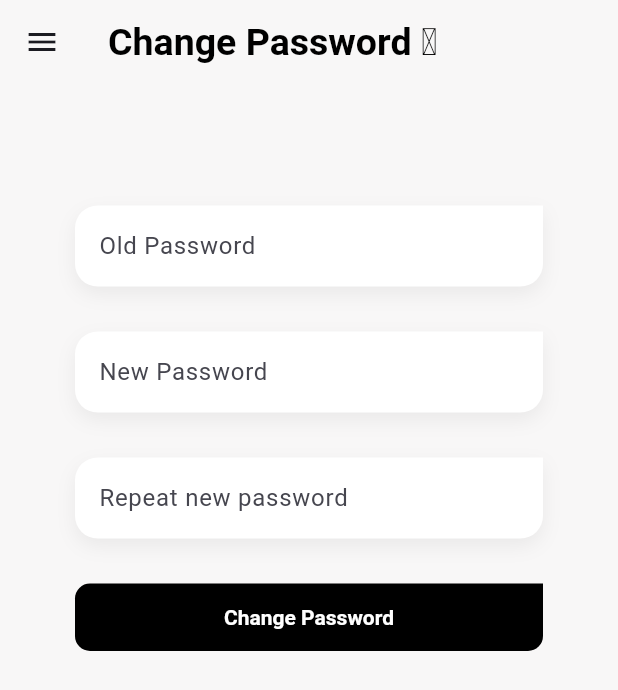
After one commit to hawks-atlanta/frontend-flutter, a Flutter app: the AccountPasswordScreen screen opened by its route, on a phone screen of 412 x 824 dp. The commit adds this screen. Shown: the top 690 px of the screen. Run offline on Flutter 3.47's test engine with Material 3 defaults, Android fonts, the phone set to English and light mode, and no system bars; our stand-ins replace auto_size_text, dio, file_picker, flutter_dotenv, flutter_local_notifications, flutter_riverpod and 5 more; accounts and stored records are empty; statements that could not run were skipped; project files that could hold a hidden picture were left out.

Commit message:
✨feat!: account password change added (#40)

```diff
--- a/lib/config/router/app_router.dart
+++ b/lib/config/router/app_router.dart
@@ -2,6 +2,7 @@ import 'package:flutter_riverpod/flutter_riverpod.dart';
 import 'package:go_router/go_router.dart';
 import 'package:login_mobile/features/auth/auth.dart';
 import 'package:login_mobile/features/auth/presentation/providers/auth_provider.dart';
+import 'package:login_mobile/features/auth/presentation/screens/account_password.dart';
 import 'package:login_mobile/features/drive/files_drive.dart';
 import 'app_router_notifier.dart';
 
@@ -37,6 +38,10 @@ final goRouterProvider = Provider((ref) {
         path: '/share',
         builder: (context, state) => const ShareScreen(),
       ),
+      GoRoute(
+        path: '/account/password',
+        builder: (context, state) => const AccountPasswordScreen(),
+      )
     ],
     redirect: (context, state) {
       final isGoingTo = state.matchedLocation;
--- /dev/null
+++ b/lib/features/auth/presentation/screens/account_password.dart
@@ -0,0 +1,106 @@
+import 'package:auto_size_text/auto_size_text.dart';
+import 'package:flutter/material.dart';
+import 'package:flutter_riverpod/flutter_riverpod.dart';
+import 'package:login_mobile/features/drive/presentation/providers/account_password_provider.dart';
+import 'package:login_mobile/features/drive/presentation/providers/auth_account_provider.dart';
+import 'package:login_mobile/features/shared/shared.dart';
+
+class AccountPasswordScreen extends StatelessWidget {
+  const AccountPasswordScreen({super.key});
+
+  @override
+  Widget build(BuildContext context) {
+    final size = MediaQuery.of(context).size;
+    final scaffoldKey = GlobalKey<ScaffoldState>();
+
+    return Scaffold(
+        drawer: SideMenu(scaffoldKey: scaffoldKey),
+        appBar: AppBar(
+          title: const Text('Change Password 𐃶'),
+        ),
+        body: SizedBox(
+          height:
+              size.height - 250, //- 260, // 80 los dos sizebox y 100 el ícono
+          width: double.infinity, child: const _AccountPasswordForm(),
+        ));
+  }
+}
+
+class _AccountPasswordForm extends ConsumerWidget {
+  const _AccountPasswordForm();
+
+  void showSnackbar(BuildContext context, String message) {
+    ScaffoldMessenger.of(context).hideCurrentSnackBar();
+    ScaffoldMessenger.of(context).showSnackBar(SnackBar(
+      content: Text(message),
+      backgroundColor: Colors.red,
+    ));
+  }
+
+  @override
+  Widget build(BuildContext context, WidgetRef ref) {
+    final textStyles = Theme.of(context).textTheme;
+    final accountPasswordForm = ref.watch(accountFormPassProvider);
+    final accountPassState = ref.watch(accountPassProvider);
+
+    ref.listen(accountPassProvider, (previous, next) {
+      if (next.errorMessage.isEmpty) return;
+      showSnackbar(context, next.errorMessage);
+    });
+
+    return Padding(
+      padding: const EdgeInsets.symmetric(horizontal: 50),
+      child: Column(mainAxisAlignment: MainAxisAlignment.start, children: [
+        const SizedBox(height: 30),
+        AutoSizeText(
+          accountPassState.changeSuccess ? 'Password changed successfully' : '',
+          style: textStyles.bodyMedium,
+          maxLines: 1,
+        ),
+        const SizedBox(height: 30),
+        CustomTextFormField(
+          label: 'Old Password',
+          obscureText: true,
+          onChanged:
+              ref.read(accountFormPassProvider.notifier).onOldPasswordChange,
+          errorMessage: accountPasswordForm.isFormPosted
+              ? accountPasswordForm.oldpassword.errorMessage
+              : null,
+        ),
+        const SizedBox(height: 30),
+        CustomTextFormField(
+          label: 'New Password',
+          obscureText: true,
+          onChanged:
+              ref.read(accountFormPassProvider.notifier).onNewPasswordChange,
+          errorMessage: accountPasswordForm.isFormPosted
+              ? accountPasswordForm.newpassword.errorMessage
+              : null,
+        ),
+        const SizedBox(height: 30),
+        CustomTextFormField(
+          label: 'Repeat new password',
+          obscureText: true,
+          onChanged: ref
+              .read(accountFormPassProvider.notifier)
+              .onRepeatNewPasswordChange,
+          errorMessage: accountPasswordForm.isFormPosted
+              ? accountPasswordForm.repeatNewPassword.errorMessage
+              : null,
+        ),
+        const SizedBox(height: 30),
+        SizedBox(
+            width: double.infinity,
+            height: 45,
+            child: CustomFilledButton(
+                text: 'Change Password',
+                buttonColor: Colors.black,
+                onPressed: accountPasswordForm.isPosting
+                    ? null
+                    : ref
+                        .read(accountFormPassProvider.notifier)
+                        .onFormSubmitted)),
+      ]),
+    );
+  }
+}
--- a/lib/features/drive/domain/datasources/file_datasources.dart
+++ b/lib/features/drive/domain/datasources/file_datasources.dart
@@ -19,5 +19,5 @@ abstract class FileDataSource {
   Future shareFile(String fileUUID, String otherUsername);
   Future<ShareListWhoResponse> shareListWithWho(String fileUUID);
   Future<List<File>> getShareList();
-  Future accountPasswordChange(String oldPassword, String newPassword);
+  Future<bool> accountPasswordChange(String oldPassword, String newPassword);
 }
--- a/lib/features/drive/domain/repositories/file_repository.dart
+++ b/lib/features/drive/domain/repositories/file_repository.dart
@@ -16,5 +16,5 @@ abstract class FilesRepository {
   Future shareFile(String fileUUID, String otherUsername);
   Future<ShareListWhoResponse> shareListWithWho(String fileUUID);
   Future<List<File>> getShareList();
-  Future accountPasswordChange(String oldPassword, String newPassword);
+  Future<bool> accountPasswordChange(String oldPassword, String newPassword);
 }
--- a/lib/features/drive/infrastructure/repositories/file_repository_impl.dart
+++ b/lib/features/drive/infrastructure/repositories/file_repository_impl.dart
@@ -63,7 +63,7 @@ class FilesRepositoryImpl extends FilesRepository {
   }
 
   @override
-  Future accountPasswordChange(String oldPassword, String newPassword) {
+  Future<bool> accountPasswordChange(String oldPassword, String newPassword) {
     return dataSource.accountPasswordChange(oldPassword, newPassword);
   }
 }
--- a/lib/features/shared/widgets/side_menu.dart
+++ b/lib/features/shared/widgets/side_menu.dart
@@ -107,7 +107,7 @@ class SideMenuState extends ConsumerState<SideMenu> {
             padding: const EdgeInsets.symmetric(horizontal: 20),
             child: CustomFilledButton(
               onPressed: () {
-                ref.read(authProvider.notifier).logout();
+                ref.read(goRouterProvider).go('/account/password');
               },
               text: 'Change Password',
             )),
```
Also changed, not shown: lib/features/auth/presentation/screens/register_screen.dart (+0 -80 lines), lib/features/drive/infrastructure/datasources/file_datasource_impl.dart (+8 -2 lines), lib/features/drive/presentation/providers/account_form_pass_provider.dart (added, +123 -0 lines), lib/features/drive/presentation/providers/account_password_provider.dart (added, +126 -0 lines), lib/features/drive/presentation/providers/auth_account_provider.dart (added, +77 -0 lines).
